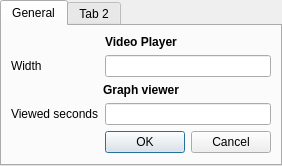
This is behavysis_viewer/ui/settings_ui.ui in tlee08/behavysis_viewer as Qt 5 draws it before an edit. The edited form follows.
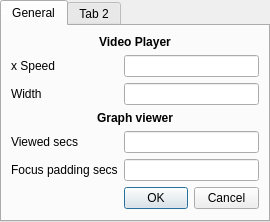
This is the edited form.

```diff
--- a/behavysis_viewer/ui/settings_ui.ui
+++ b/behavysis_viewer/ui/settings_ui.ui
@@ -2,55 +2,83 @@
 <ui version="4.0">
  <class>SettingsWindow</class>
  <widget class="QTabWidget" name="SettingsWindow">
+  <property name="geometry">
+   <rect>
+    <x>0</x>
+    <y>0</y>
+    <width>270</width>
+    <height>222</height>
+   </rect>
+  </property>
   <widget class="QWidget" name="general_tab">
    <attribute name="title">
     <string>General</string>
    </attribute>
-   <layout class="QFormLayout" name="formLayout">
-    <item row="1" column="0">
-     <widget class="QLabel" name="vid_width_lb">
+   <layout class="QFormLayout">
+    <item row="0" column="0" colspan="2">
+     <widget class="QLabel" name="vid_header_lb">
       <property name="text">
-       <string>Width</string>
-      </property>
-      <property name="buddy">
-       <cstring>vid_width_le</cstring>
+       <string>&lt;html&gt;&lt;head/&gt;&lt;body&gt;&lt;p align=&quot;center&quot;&gt;&lt;span style=&quot; font-weight:700;&quot;&gt;Video Player&lt;/span&gt;&lt;/p&gt;&lt;/body&gt;&lt;/html&gt;</string>
       </property>
      </widget>
     </item>
-    <item row="3" column="0" colspan="2">
+    <item row="4" column="0" colspan="2">
      <widget class="QLabel" name="graph_header_lb">
       <property name="text">
        <string>&lt;html&gt;&lt;head/&gt;&lt;body&gt;&lt;p align=&quot;center&quot;&gt;&lt;span style=&quot; font-weight:700;&quot;&gt;Graph viewer&lt;/span&gt;&lt;/p&gt;&lt;/body&gt;&lt;/html&gt;</string>
       </property>
      </widget>
     </item>
-    <item row="1" column="1">
-     <widget class="QLineEdit" name="vid_width_le"/>
-    </item>
-    <item row="5" column="0">
+    <item row="6" column="0">
      <widget class="QLabel" name="window_size_lb">
       <property name="text">
-       <string>Viewed seconds</string>
+       <string>Viewed secs</string>
       </property>
       <property name="buddy">
        <cstring>window_size_le</cstring>
       </property>
      </widget>
     </item>
-    <item row="5" column="1">
+    <item row="6" column="1">
      <widget class="QLineEdit" name="window_size_le"/>
     </item>
-    <item row="0" column="0" colspan="2">
-     <widget class="QLabel" name="vid_header_lb">
-      <property name="text">
-       <string>&lt;html&gt;&lt;head/&gt;&lt;body&gt;&lt;p align=&quot;center&quot;&gt;&lt;span style=&quot; font-weight:700;&quot;&gt;Video Player&lt;/span&gt;&lt;/p&gt;&lt;/body&gt;&lt;/html&gt;</string>
-      </property>
-     </widget>
-    </item>
-    <item row="7" column="1">
+    <item row="8" column="1">
      <widget class="QDialogButtonBox" name="confirm_dbtn">
       <property name="standardButtons">
-       <set>QDialogButtonBox::Cancel|QDialogButtonBox::Ok</set>
+       <set>QDialogButtonBox::StandardButton::Cancel|QDialogButtonBox::StandardButton::Ok</set>
+      </property>
+     </widget>
+    </item>
+    <item row="7" column="0">
+     <widget class="QLabel" name="focus_size_lb">
+      <property name="text">
+       <string>Focus padding secs</string>
+      </property>
+     </widget>
+    </item>
+    <item row="2" column="0">
+     <widget class="QLabel" name="vid_speed_lb">
+      <property name="text">
+       <string>x Speed</string>
+      </property>
+     </widget>
+    </item>
+    <item row="2" column="1">
+     <widget class="QLineEdit" name="vid_speed_le"/>
+    </item>
+    <item row="7" column="1">
+     <widget class="QLineEdit" name="focus_size_le"/>
+    </item>
+    <item row="3" column="1">
+     <widget class="QLineEdit" name="vid_width_le"/>
+    </item>
+    <item row="3" column="0">
+     <widget class="QLabel" name="vid_width_lb">
+      <property name="text">
+       <string>Width</string>
+      </property>
+      <property name="buddy">
+       <cstring>vid_width_le</cstring>
       </property>
      </widget>
     </item>
```
Left out of the diff: 6 changed lines with no effect on the pictures.
